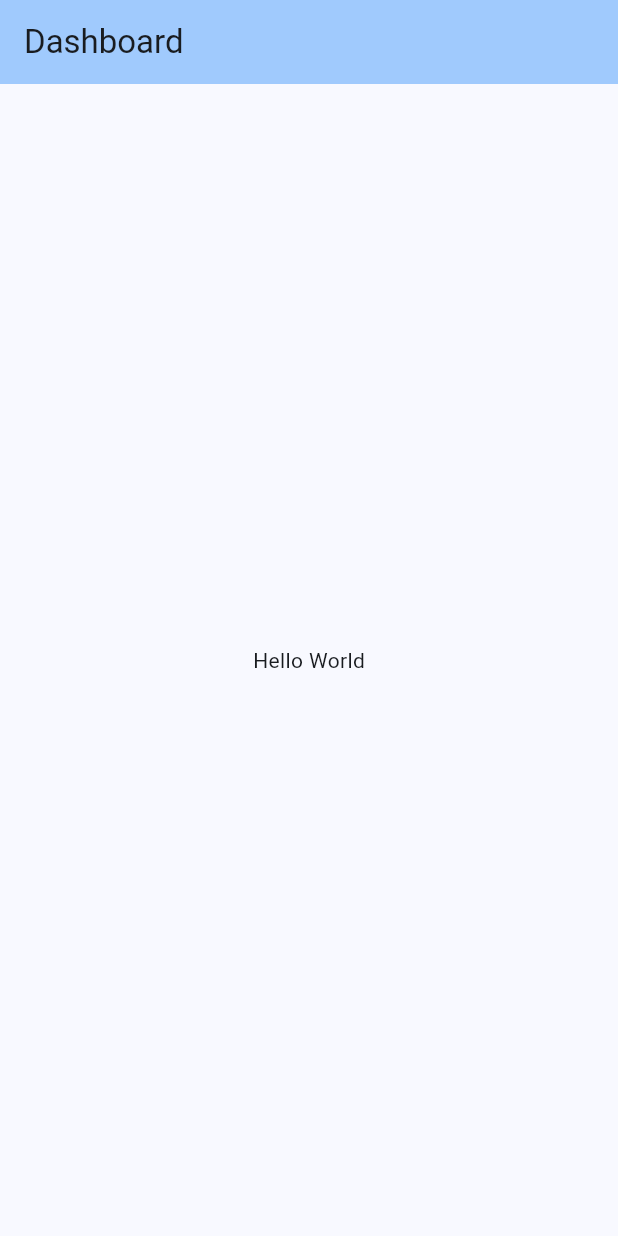
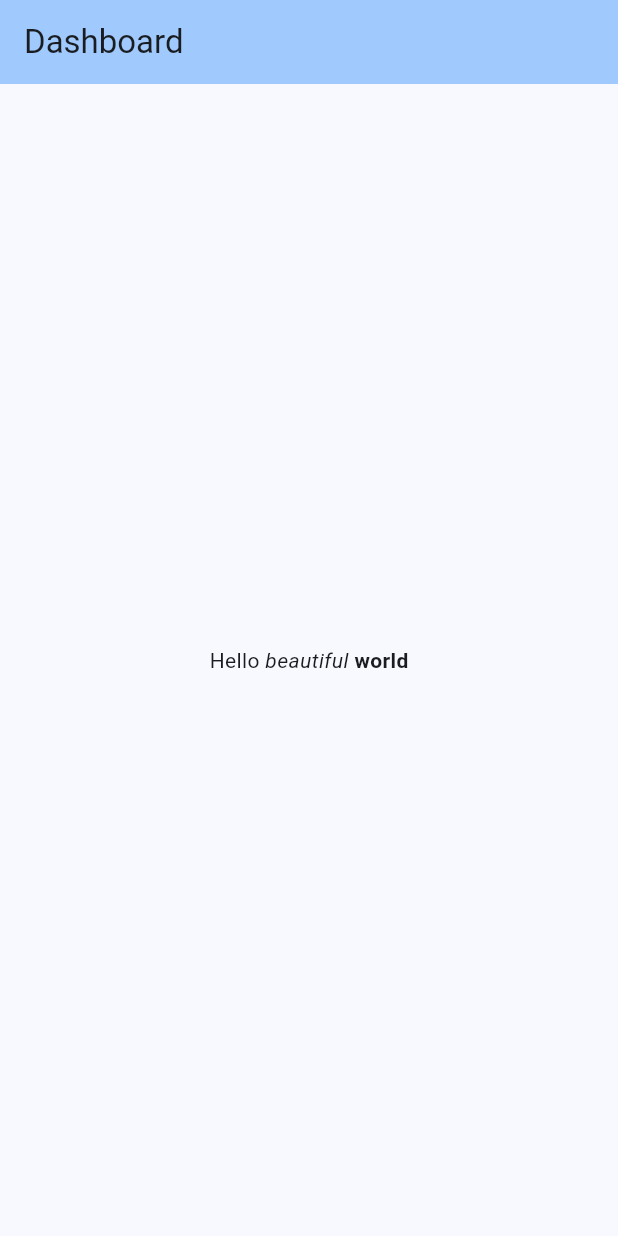
Before and after one commit to Atr07/Flutter2025, a Flutter app: the screen it shows after launch, on a phone screen of 412 x 824 dp. Run offline on Flutter 3.47's test engine with Material 3 defaults, Android fonts, the phone set to English and light mode, and no system bars.

Commit message:
commit for hello_world - text rich

```diff
--- a/hello_world/lib/main.dart
+++ b/hello_world/lib/main.dart
@@ -43,8 +43,14 @@ class _MyHomePageState extends State<MyHomePage> {
         child: Column(
           mainAxisAlignment: MainAxisAlignment.center,
           children: <Widget>[
-            const Text(
-              'Hello World',
+            const Text.rich(
+              TextSpan(
+                text: 'Hello', // default text style
+                children: <TextSpan>[
+                  TextSpan(text: ' beautiful ', style: TextStyle(fontStyle: FontStyle.italic)),
+                  TextSpan(text: 'world', style: TextStyle(fontWeight: FontWeight.bold)),
+                ],
+              ),
             ),
           ],
         ),
```
